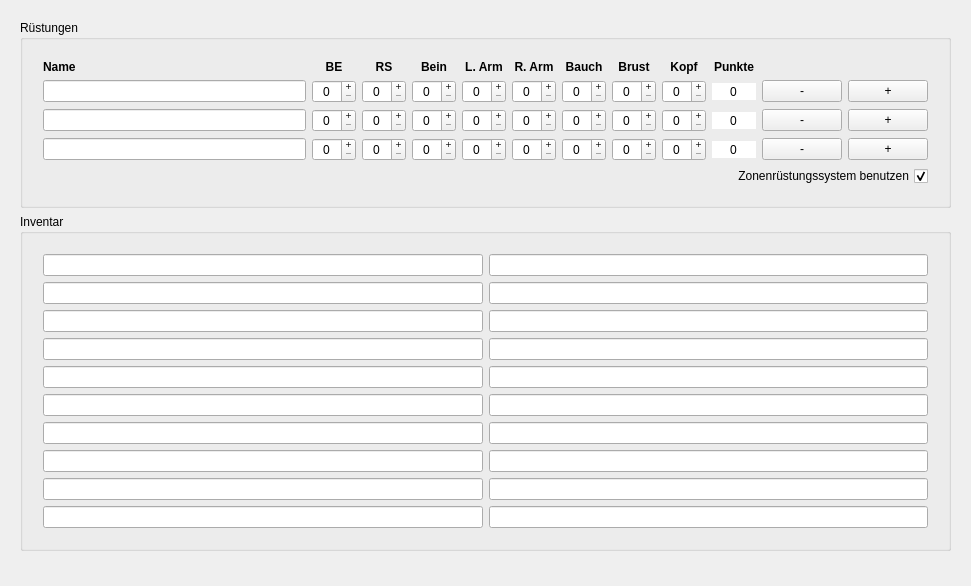
Above: designer/CharakterInventar.ui from Aeolitus/Sephrasto before the change. Below: the same form after it.
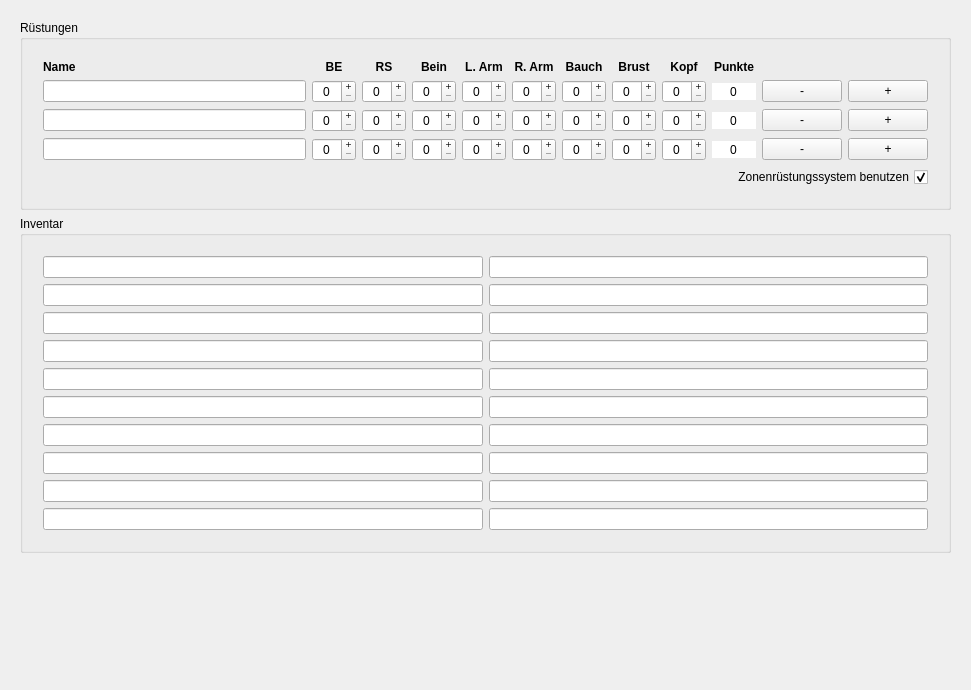
That is the form after the change.

Patch:
```diff
--- a/designer/CharakterInventar.ui
+++ b/designer/CharakterInventar.ui
@@ -7,7 +7,7 @@
     <x>0</x>
     <y>0</y>
     <width>971</width>
-    <height>586</height>
+    <height>690</height>
    </rect>
   </property>
   <property name="minimumSize">
```
Left out of the diff: 174 changed lines with no effect on the pictures.
